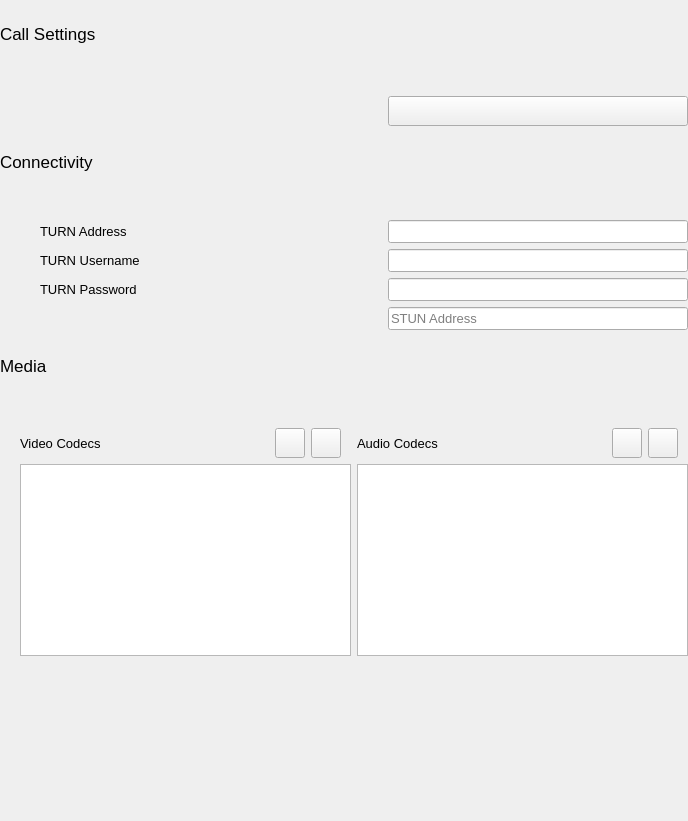
Before: the Qt Designer form advancedsipsettingwidget.ui in savoirfairelinux/jami-client-windows, drawn with Qt 5.
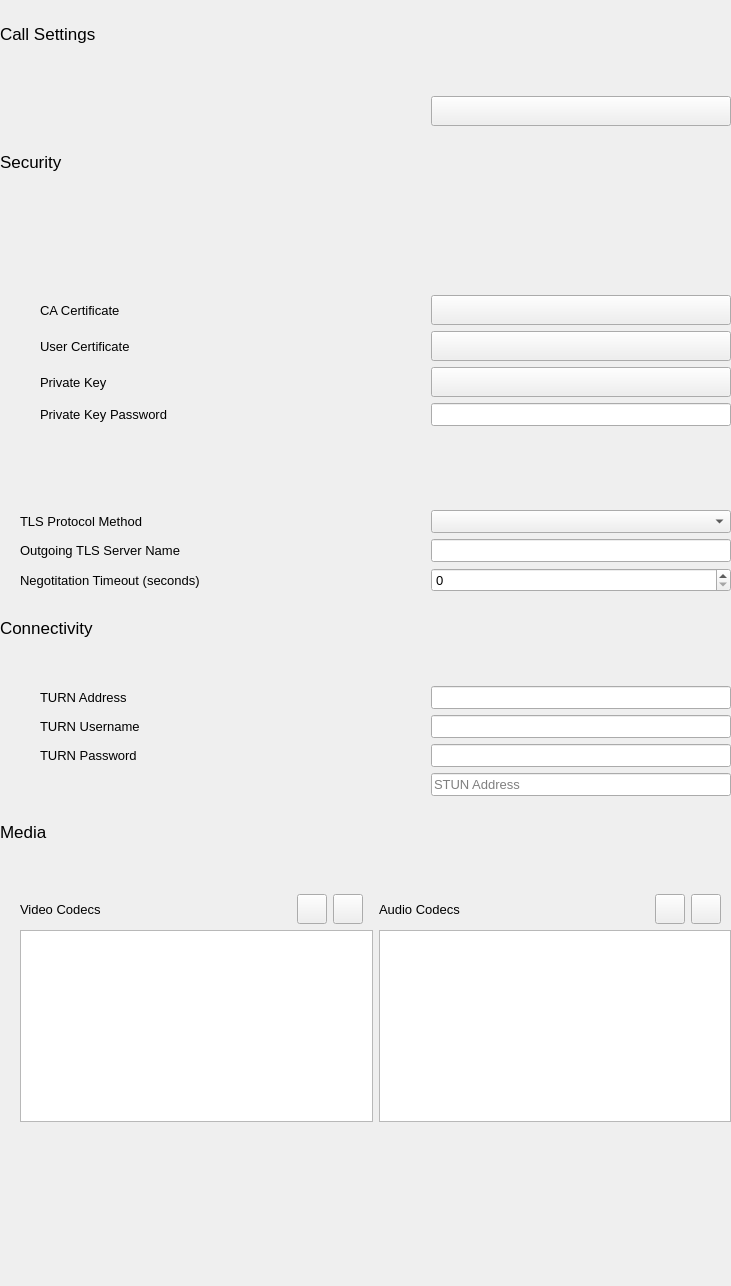
After: the same form once the commit is applied. Icons and pictures are not drawn. Custom widgets are drawn as their Qt base class.

Commit message:
advancedSIPsetting: add security settings into the SIP advanced setting & LineEdit signal change
- change Line edit signal from textEdited to textChanged

```diff
--- a/advancedsipsettingwidget.ui
+++ b/advancedsipsettingwidget.ui
@@ -6,14 +6,14 @@
    <rect>
     <x>0</x>
     <y>0</y>
-    <width>688</width>
-    <height>821</height>
+    <width>731</width>
+    <height>1286</height>
    </rect>
   </property>
   <property name="windowTitle">
    <string>Form</string>
   </property>
-  <layout class="QVBoxLayout" name="verticalLayout">
+  <layout class="QVBoxLayout" name="verticalLayout_4">
    <property name="leftMargin">
     <number>0</number>
    </property>
@@ -27,7 +27,7 @@
     <number>0</number>
    </property>
    <item>
-    <spacer name="verticalSpacer">
+    <spacer name="verticalSpacer_13">
      <property name="orientation">
       <enum>Qt::Vertical</enum>
      </property>
@@ -159,6 +159,584 @@
      </item>
     </layout>
    </item>
+   <item>
+    <spacer name="verticalSpacer">
+     <property name="orientation">
+      <enum>Qt::Vertical</enum>
+     </property>
+     <property name="sizeType">
+      <enum>QSizePolicy::Fixed</enum>
+     </property>
+     <property name="sizeHint" stdset="0">
+      <size>
+       <width>20</width>
+       <height>20</height>
+      </size>
+     </property>
+    </spacer>
+   </item>
+   <item>
+    <layout class="QVBoxLayout" name="verticalLayout">
+     <item>
+      <widget class="QLabel" name="label_3">
+       <property name="font">
+        <font>
+         <pointsize>13</pointsize>
+        </font>
+       </property>
+       <property name="text">
+        <string>Security</string>
+       </property>
+      </widget>
+     </item>
+     <item>
+      <spacer name="verticalSpacer_8">
+       <property name="orientation">
+        <enum>Qt::Vertical</enum>
+       </property>
+       <property name="sizeType">
+        <enum>QSizePolicy::Fixed</enum>
+       </property>
+       <property name="sizeHint" stdset="0">
+        <size>
+         <width>20</width>
+         <height>13</height>
+        </size>
+       </property>
+      </spacer>
+     </item>
+     <item>
+      <layout class="QVBoxLayout" name="verticalLayout_16">
+       <property name="leftMargin">
+        <number>20</number>
+       </property>
+       <property name="topMargin">
+        <number>0</number>
+       </property>
+       <item>
+        <layout class="QGridLayout" name="gridLayout_3">
+         <property name="leftMargin">
+          <number>0</number>
+         </property>
+         <item row="14" column="0">
+          <widget class="QLabel" name="label_11">
+           <property name="font">
+            <font>
+             <pointsize>10</pointsize>
+            </font>
+           </property>
+           <property name="text">
+            <string>TLS Protocol Method</string>
+           </property>
+          </widget>
+         </item>
+         <item row="16" column="2">
+          <widget class="QSpinBox" name="negotiationTimeoutSpinBox">
+           <property name="font">
+            <font>
+             <pointsize>10</pointsize>
+            </font>
+           </property>
+          </widget>
+         </item>
+         <item row="12" column="1">
+          <spacer name="horizontalSpacer_14">
+           <property name="orientation">
+            <enum>Qt::Horizontal</enum>
+           </property>
+           <property name="sizeType">
+            <enum>QSizePolicy::MinimumExpanding</enum>
+           </property>
+           <property name="sizeHint" stdset="0">
+            <size>
+             <width>40</width>
+             <height>20</height>
+            </size>
+           </property>
+          </spacer>
+         </item>
+         <item row="0" column="0">
+          <widget class="ToggleSwitch" name="encryptMediaStreamsToggle" native="true">
+           <property name="font">
+            <font>
+             <pointsize>10</pointsize>
+            </font>
+           </property>
+           <property name="text" stdset="0">
+            <string>Encrypt Media Streams (SRTP)</string>
+           </property>
+          </widget>
+         </item>
+         <item row="6" column="0">
+          <layout class="QHBoxLayout" name="horizontalLayout_22">
+           <item>
+            <spacer name="horizontalSpacer_16">
+             <property name="orientation">
+              <enum>Qt::Horizontal</enum>
+             </property>
+             <property name="sizeType">
+              <enum>QSizePolicy::Fixed</enum>
+             </property>
+             <property name="sizeHint" stdset="0">
+              <size>
+               <width>20</width>
+               <height>20</height>
+              </size>
+             </property>
+            </spacer>
+           </item>
+           <item>
+            <widget class="QLabel" name="label_18">
+             <property name="font">
+              <font>
+               <pointsize>10</pointsize>
+              </font>
+             </property>
+             <property name="text">
+              <string>CA Certificate</string>
+             </property>
+            </widget>
+           </item>
+          </layout>
+         </item>
+         <item row="9" column="0">
+          <layout class="QHBoxLayout" name="horizontalLayout_25">
+           <item>
+            <spacer name="horizontalSpacer_21">
+             <property name="orientation">
+              <enum>Qt::Horizontal</enum>
+             </property>
+             <property name="sizeType">
+              <enum>QSizePolicy::Fixed</enum>
+             </property>
+             <property name="sizeHint" stdset="0">
+              <size>
+               <width>20</width>
+               <height>20</height>
+              </size>
+             </property>
+            </spacer>
+           </item>
+           <item>
+            <widget class="QLabel" name="label_21">
+             <property name="font">
+              <font>
+               <pointsize>10</pointsize>
+              </font>
+             </property>
+             <property name="text">
+              <string>Private Key Password</string>
+             </property>
+            </widget>
+           </item>
+          </layout>
+         </item>
+         <item row="13" column="1">
+          <spacer name="horizontalSpacer_15">
+           <property name="orientation">
+            <enum>Qt::Horizontal</enum>
+           </property>
+           <property name="sizeType">
+            <enum>QSizePolicy::MinimumExpanding</enum>
+           </property>
+           <property name="sizeHint" stdset="0">
+            <size>
+             <width>40</width>
+             <height>20</height>
+            </size>
+           </property>
+          </spacer>
+         </item>
+         <item row="3" column="1">
+          <spacer name="horizontalSpacer_17">
+           <property name="orientation">
+            <enum>Qt::Horizontal</enum>
+           </property>
+           <property name="sizeType">
+            <enum>QSizePolicy::MinimumExpanding</enum>
+           </property>
+           <property name="sizeHint" stdset="0">
+            <size>
+             <width>40</width>
+             <height>20</height>
+            </size>
+           </property>
+          </spacer>
+         </item>
+         <item row="6" column="2">
+          <layout class="QHBoxLayout" name="horizontalLayout_5">
+           <item>
+            <widget class="QPushButton" name="btnSIPCACert">
+             <property name="sizePolicy">
+              <sizepolicy hsizetype="Minimum" vsizetype="Fixed">
+               <horstretch>0</horstretch>
+               <verstretch>0</verstretch>
+              </sizepolicy>
+             </property>
+             <property name="minimumSize">
+              <size>
+               <width>250</width>
+               <height>30</height>
+              </size>
+             </property>
+             <property name="font">
+              <font>
+               <pointsize>10</pointsize>
+              </font>
+             </property>
+             <property name="layoutDirection">
+              <enum>Qt::LeftToRight</enum>
+             </property>
+             <property name="text">
+              <string/>
+             </property>
+             <property name="icon">
+              <iconset>
+               <normaloff>images/icons/round-folder-24px.svg</normaloff>images/icons/round-folder-24px.svg</iconset>
+             </property>
+            </widget>
+           </item>
+          </layout>
+         </item>
+         <item row="14" column="2">
+          <widget class="QComboBox" name="tlsProtocolComboBox">
+           <property name="font">
+            <font>
+             <pointsize>10</pointsize>
+            </font>
+           </property>
+           <property name="insertPolicy">
+            <enum>QComboBox::InsertAtBottom</enum>
+           </property>
+          </widget>
+         </item>
+         <item row="3" column="0">
+          <widget class="ToggleSwitch" name="encryptNegotitationToggle" native="true">
+           <property name="font">
+            <font>
+             <pointsize>10</pointsize>
+            </font>
+           </property>
+           <property name="text" stdset="0">
+            <string>Encrypt Negotiation (TLS)</string>
+           </property>
+          </widget>
+         </item>
+         <item row="2" column="1">
+          <spacer name="horizontalSpacer_22">
+           <property name="orientation">
+            <enum>Qt::Horizontal</enum>
+           </property>
+           <property name="sizeType">
+            <enum>QSizePolicy::MinimumExpanding</enum>
+           </property>
+           <property name="sizeHint" stdset="0">
+            <size>
+             <width>40</width>
+             <height>20</height>
+            </size>
+           </property>
+          </spacer>
+         </item>
+         <item row="15" column="0">
+          <widget class="QLabel" name="label_10">
+           <property name="font">
+            <font>
+             <pointsize>10</pointsize>
+            </font>
+           </property>
+           <property name="text">
+            <string>Outgoing TLS Server Name</string>
+           </property>
+          </widget>
+         </item>
+         <item row="0" column="1">
+          <spacer name="horizontalSpacer_7">
+           <property name="orientation">
+            <enum>Qt::Horizontal</enum>
+           </property>
+           <property name="sizeType">
+            <enum>QSizePolicy::MinimumExpanding</enum>
+           </property>
+           <property name="sizeHint" stdset="0">
+            <size>
+             <width>40</width>
+             <height>20</height>
+            </size>
+           </property>
+          </spacer>
+         </item>
+         <item row="15" column="2">
+          <widget class="QLineEdit" name="outgoingTLSServerNameLineEdit">
+           <property name="font">
+            <font>
+             <pointsize>10</pointsize>
+            </font>
+           </property>
+           <property name="echoMode">
+            <enum>QLineEdit::PasswordEchoOnEdit</enum>
+           </property>
+          </widget>
+         </item>
+         <item row="9" column="2">
+          <widget class="QLineEdit" name="lineEditSIPCertPassword">
+           <property name="sizePolicy">
+            <sizepolicy hsizetype="Fixed" vsizetype="Fixed">
+             <horstretch>0</horstretch>
+             <verstretch>0</verstretch>
+            </sizepolicy>
+           </property>
+           <property name="minimumSize">
+            <size>
+             <width>300</width>
+             <height>0</height>
+            </size>
+           </property>
+           <property name="font">
+            <font>
+             <pointsize>10</pointsize>
+            </font>
+           </property>
+           <property name="echoMode">
+            <enum>QLineEdit::PasswordEchoOnEdit</enum>
+           </property>
+           <property name="placeholderText">
+            <string/>
+           </property>
+          </widget>
+         </item>
+         <item row="7" column="2">
+          <layout class="QHBoxLayout" name="horizontalLayout_6">
+           <item>
+            <widget class="QPushButton" name="btnSIPUserCert">
+             <property name="minimumSize">
+              <size>
+               <width>250</width>
+               <height>30</height>
+              </size>
+             </property>
+             <property name="font">
+              <font>
+               <pointsize>10</pointsize>
+              </font>
+             </property>
+             <property name="layoutDirection">
+              <enum>Qt::LeftToRight</enum>
+             </property>
+             <property name="text">
+              <string/>
+             </property>
+             <property name="icon">
+              <iconset>
+               <normaloff>images/icons/round-folder-24px.svg</normaloff>images/icons/round-folder-24px.svg</iconset>
+             </property>
+            </widget>
+           </item>
+          </layout>
+         </item>
+         <item row="10" column="0">
+          <widget class="ToggleSwitch" name="verifyIncomingCertificatesServerToogle" native="true">
+           <property name="font">
+            <font>
+             <pointsize>10</pointsize>
+            </font>
+           </property>
+           <property name="text" stdset="0">
+            <string>Verify Incoming Certificates (Server Side)</string>
+           </property>
+          </widget>
+         </item>
+         <item row="10" column="1">
+          <spacer name="horizontalSpacer_18">
+           <property name="orientation">
+            <enum>Qt::Horizontal</enum>
+           </property>
+           <property name="sizeType">
+            <enum>QSizePolicy::MinimumExpanding</enum>
+           </property>
+           <property name="sizeHint" stdset="0">
+            <size>
+             <width>40</width>
+             <height>20</height>
+            </size>
+           </property>
+          </spacer>
+         </item>
+         <item row="8" column="0">
+          <layout class="QHBoxLayout" name="horizontalLayout_24">
+           <item>
+            <spacer name="horizontalSpacer_20">
+             <property name="orientation">
+              <enum>Qt::Horizontal</enum>
+             </property>
+             <property name="sizeType">
+              <enum>QSizePolicy::Fixed</enum>
+             </property>
+             <property name="sizeHint" stdset="0">
+              <size>
+               <width>20</width>
+               <height>20</height>
+              </size>
+             </property>
+            </spacer>
+           </item>
+           <item>
+            <widget class="QLabel" name="label_20">
+             <property name="font">
+              <font>
+               <pointsize>10</pointsize>
+              </font>
+             </property>
+             <property name="text">
+              <string>Private Key</string>
+             </property>
+            </widget>
+           </item>
+          </layout>
+         </item>
+         <item row="16" column="0">
+          <widget class="QLabel" name="label_12">
+           <property name="font">
+            <font>
+             <pointsize>10</pointsize>
+            </font>
+           </property>
+           <property name="text">
+            <string>Negotitation Timeout (seconds)</string>
+           </property>
+          </widget>
+         </item>
+         <item row="8" column="2">
+          <layout class="QHBoxLayout" name="horizontalLayout_7">
+           <item>
+            <widget class="QPushButton" name="btnSIPPrivateKey">
+             <property name="minimumSize">
+              <size>
+               <width>250</width>
+               <height>30</height>
+              </size>
+             </property>
+             <property name="font">
+              <font>
+               <pointsize>10</pointsize>
+              </font>
+             </property>
+             <property name="layoutDirection">
+              <enum>Qt::LeftToRight</enum>
+             </property>
+             <property name="text">
+              <string/>
+             </property>
+             <property name="icon">
+              <iconset>
+               <normaloff>images/icons/round-folder-24px.svg</normaloff>images/icons/round-folder-24px.svg</iconset>
+             </property>
+            </widget>
+           </item>
+          </layout>
+         </item>
+         <item row="12" column="0">
+          <widget class="ToggleSwitch" name="verifyIncomingCertificatesClientToogle" native="true">
+           <property name="font">
+            <font>
+             <pointsize>10</pointsize>
+            </font>
+           </property>
+           <property name="text" stdset="0">
+            <string>Verify Incoming Certificates (Client Side)</string>
+           </property>
+          </widget>
+         </item>
+         <item row="7" column="0">
+          <layout class="QHBoxLayout" name="horizontalLayout_23">
+           <item>
+            <spacer name="horizontalSpacer_19">
+             <property name="orientation">
+              <enum>Qt::Horizontal</enum>
+             </property>
+             <property name="sizeType">
+              <enum>QSizePolicy::Fixed</enum>
+             </property>
+             <property name="sizeHint" stdset="0">
+              <size>
+               <width>20</width>
+               <height>20</height>
+              </size>
+             </property>
+            </spacer>
+           </item>
+           <item>
+            <widget class="QLabel" name="label_19">
+             <property name="font">
+              <font>
+               <pointsize>10</pointsize>
+              </font>
+             </property>
+             <property name="text">
+              <string>User Certificate</string>
+             </property>
+            </widget>
+           </item>
+          </layout>
+         </item>
+         <item row="13" column="0">
+          <widget class="ToggleSwitch" name="requireCeritificateForTLSIncomingToggle" native="true">
+           <property name="font">
+            <font>
+             <pointsize>10</pointsize>
+            </font>
+           </property>
+           <property name="text" stdset="0">
+            <string>Require Certificate for Incoming TLS Connection</string>
+           </property>
+          </widget>
+         </item>
+         <item row="2" column="0">
+          <widget class="ToggleSwitch" name="fallbackRTPToggle" native="true">
+           <property name="font">
+            <font>
+             <pointsize>10</pointsize>
+            </font>
+           </property>
+           <property name="text" stdset="0">
+            <string>Fallback on RTP on Encryption Failture</string>
+           </property>
+          </widget>
+         </item>
+         <item row="1" column="0">
+          <widget class="ToggleSwitch" name="enableSDESToggle" native="true">
+           <property name="font">
+            <font>
+             <pointsize>10</pointsize>
+            </font>
+           </property>
+           <property name="text" stdset="0">
+            <string>Enable SDES (Key Exchange)</string>
+           </property>
+          </widget>
+         </item>
+         <item row="1" column="1">
+          <spacer name="horizontalSpacer_23">
+           <property name="orientation">
+            <enum>Qt::Horizontal</enum>
+           </property>
+           <property name="sizeType">
+            <enum>QSizePolicy::MinimumExpanding</enum>
+           </property>
+           <property name="sizeHint" stdset="0">
+            <size>
+             <width>40</width>
+             <height>20</height>
+            </size>
+           </property>
+          </spacer>
+         </item>
+        </layout>
+       </item>
+      </layout>
+     </item>
+    </layout>
+   </item>
    <item>
     <spacer name="verticalSpacer_4">
      <property name="orientation">
```
The commit also changes 2 other files.
